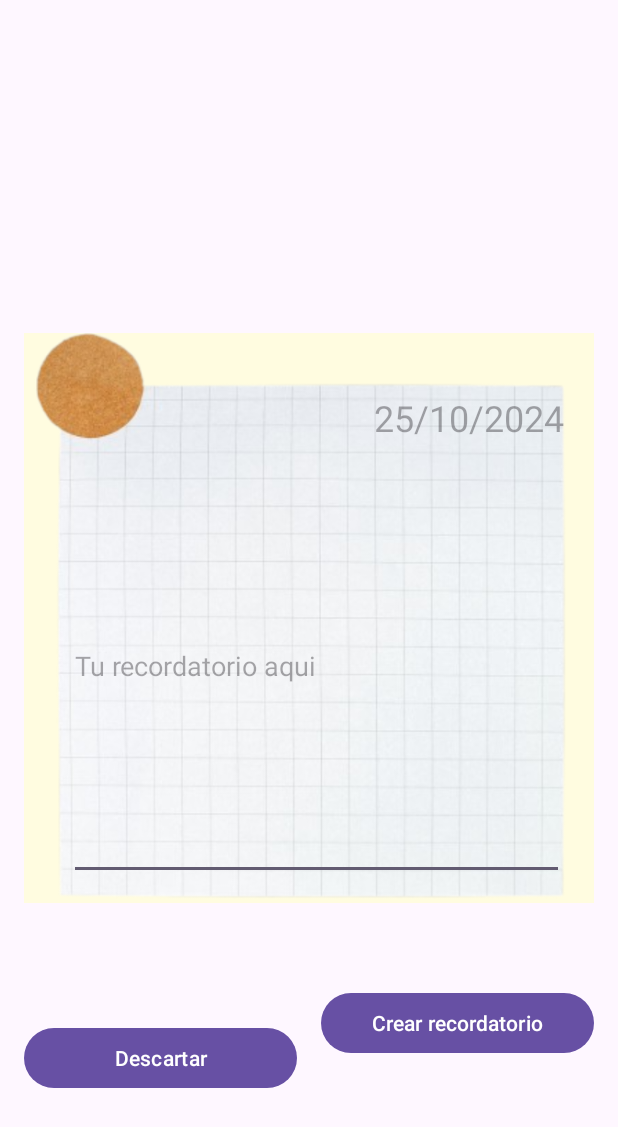
After one commit to Tidechi/YIPPIEEE, an Android app: the layout agregarrecordatorios.xml on its own in the app's theme, with its tools: preview values and no code run, on a phone screen of 412 x 824 dp. The commit adds this screen. Shown: the top 1127 px of the screen. Run offline under Robolectric (Android 15) with nearby library versions, the phone set to English and light mode, and no system bars.

```diff
--- /dev/null
+++ b/app/src/main/java/com/example/proyectodeejemplo/RecyclerViewInterface.java
@@ -0,0 +1,5 @@
+package com.example.proyectodeejemplo;
+
+public interface RecyclerViewInterface {
+    void onNotaClick(int position);
+}
--- /dev/null
+++ b/app/src/main/res/layout/agregarrecordatorios.xml
@@ -0,0 +1,87 @@
+<?xml version="1.0" encoding="utf-8"?>
+<androidx.constraintlayout.widget.ConstraintLayout xmlns:android="http://schemas.android.com/apk/res/android"
+    xmlns:app="http://schemas.android.com/apk/res-auto"
+    xmlns:tools="http://schemas.android.com/tools"
+    android:layout_width="match_parent"
+    android:layout_height="match_parent"
+    tools:context=".AgregarRecordatorios">
+
+    <Button
+        android:id="@+id/buttonDescartar"
+        android:layout_width="0dp"
+        android:layout_height="wrap_content"
+        android:layout_marginStart="16dp"
+        android:layout_marginTop="56dp"
+        android:layout_marginEnd="16dp"
+        android:layout_marginBottom="72dp"
+        android:text="Descartar"
+        app:layout_constraintBottom_toBottomOf="parent"
+        app:layout_constraintEnd_toStartOf="@+id/buttonAceptar"
+        app:layout_constraintHorizontal_bias="0.5"
+        app:layout_constraintHorizontal_chainStyle="spread"
+        app:layout_constraintStart_toStartOf="parent"
+        app:layout_constraintTop_toBottomOf="@+id/layout" />
+
+    <Button
+        android:id="@+id/buttonAceptar"
+        android:layout_width="0dp"
+        android:layout_height="wrap_content"
+        android:layout_marginTop="56dp"
+        android:layout_marginEnd="16dp"
+        android:layout_marginBottom="8dp"
+        android:text="Crear recordatorio"
+        app:layout_constraintBottom_toBottomOf="parent"
+        app:layout_constraintEnd_toEndOf="parent"
+        app:layout_constraintHorizontal_bias="0.5"
+        app:layout_constraintStart_toEndOf="@+id/buttonDescartar"
+        app:layout_constraintTop_toBottomOf="@+id/layout"
+        app:layout_constraintVertical_bias="0.0" />
+
+    <RelativeLayout
+        android:id="@+id/layout"
+        android:layout_width="0dp"
+        android:layout_height="0dp"
+        android:layout_marginStart="16dp"
+        android:layout_marginEnd="16dp"
+        android:background="#FFFCE0"
+        app:layout_constraintBottom_toBottomOf="parent"
+        app:layout_constraintDimensionRatio="H,1:1"
+        app:layout_constraintEnd_toEndOf="parent"
+        app:layout_constraintStart_toStartOf="parent"
+        app:layout_constraintTop_toTopOf="parent">
+
+        <ImageView
+            android:id="@+id/imageView"
+            android:layout_width="match_parent"
+            android:layout_height="match_parent"
+            android:scaleType="centerCrop"
+            app:srcCompat="@drawable/sticky7" />
+
+        <EditText
+            android:id="@+id/textoRecord"
+            android:layout_width="match_parent"
+            android:layout_height="match_parent"
+            android:layout_marginStart="30dp"
+            android:layout_marginTop="80dp"
+            android:layout_marginEnd="20dp"
+            android:layout_marginBottom="15dp"
+            android:hint="Tu recordatorio aqui"
+            android:textAlignment="textStart" />
+
+        <TextView
+            android:id="@+id/fechaview"
+            android:layout_width="match_parent"
+            android:layout_height="40dp"
+            android:layout_alignParentTop="@id/textoRecord"
+            android:layout_marginStart="20dp"
+            android:layout_marginTop="40dp"
+            android:layout_marginEnd="20dp"
+            android:layout_marginBottom="15dp"
+            android:hint="25/10/2024"
+            android:textAlignment="textEnd"
+            android:textSize="24sp" />
+
+
+    </RelativeLayout>
+
+</androidx.constraintlayout.widget.ConstraintLayout>
--- /dev/null
+++ b/app/src/main/res/layout/editarnota.xml
@@ -0,0 +1,6 @@
+<?xml version="1.0" encoding="utf-8"?>
+<androidx.constraintlayout.widget.ConstraintLayout xmlns:android="http://schemas.android.com/apk/res/android"
+    android:layout_width="match_parent"
+    android:layout_height="match_parent">
+
+</androidx.constraintlayout.widget.ConstraintLayout>
--- a/app/src/main/res/layout/notas_layout.xml
+++ b/app/src/main/res/layout/notas_layout.xml
@@ -3,7 +3,8 @@
     xmlns:app="http://schemas.android.com/apk/res-auto"
     xmlns:tools="http://schemas.android.com/tools"
     android:layout_width="match_parent"
-    android:layout_height="wrap_content">
+    android:layout_height="wrap_content"
+    android:id="@+id/eachnota">
 
     <TextView
         android:id="@+id/eltitulo"
--- /dev/null
+++ b/app/src/main/res/values/WIP.xml
@@ -0,0 +1,5 @@
+<?xml version="1.0" encoding="utf-8"?>
+
+<resources>
+    <string name="wip">Calendario de tareas pendientes en recycler view</string>
+</resources>
```
Also changed, not shown: app/src/main/java/com/example/proyectodeejemplo/AgregarRecordatorios.java (added, +22 -0 lines), app/src/main/java/com/example/proyectodeejemplo/DatabaseManager.java (+86 -4 lines), app/src/main/java/com/example/proyectodeejemplo/NotesAdapter.java (+18 -3 lines), app/src/main/java/com/example/proyectodeejemplo/Recordatorio.java (added, +57 -0 lines), app/src/main/java/com/example/proyectodeejemplo/VerNotas.java (+9 -2 lines), app/src/main/res/layout/agregarnotas.xml (+5 -7 lines), app/src/main/res/layout/vercalendario.xml (added, +30 -0 lines), app/src/main/res/drawable/img.png (added), app/src/main/res/drawable/sticky1.png (added), app/src/main/res/drawable/sticky3.png (added), app/src/main/res/drawable/sticky4.png (added), app/src/main/res/drawable/sticky5.png (added), app/src/main/res/drawable/sticky6.png (added), app/src/main/res/drawable/sticky7.png (added).
